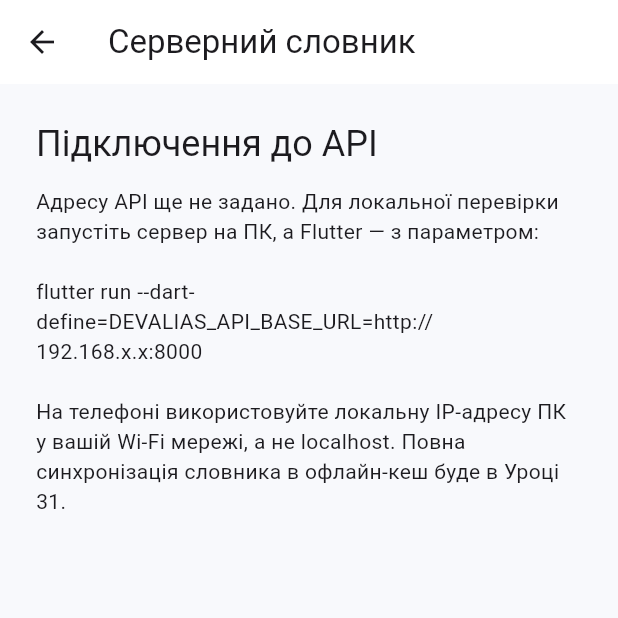
After one commit to Dimetrius-eng/DevAlias, a Flutter app: the screen it shows after launch, after a tap on "Серверний словник", on a phone screen of 412 x 824 dp, the top half of it. The commit adds this screen. Run offline on Flutter 3.47's test engine with Material 3 defaults, Android fonts, the phone set to English and light mode, and no system bars; our stand-ins replace audioplayers, sqflite; missing offline and left inert: dart:ffi; accounts and stored records are empty.

Commit message:
Connect Flutter to dictionary API

```diff
--- /dev/null
+++ b/lib/data/remote_dictionary_api.dart
@@ -0,0 +1,141 @@
+import 'dart:convert';
+
+import 'package:http/http.dart' as http;
+
+import '../domain/difficulty.dart';
+import '../domain/game_word.dart';
+import '../domain/word_category.dart';
+
+class RemoteCategory {
+  const RemoteCategory({
+    required this.slug,
+    required this.displayName,
+    required this.wordCount,
+  });
+
+  final String slug;
+  final String displayName;
+  final int wordCount;
+
+  factory RemoteCategory.fromJson(Map<String, Object?> json) {
+    final slug = json['slug'];
+    final displayName = json['display_name_uk'];
+    final wordCount = json['word_count'];
+    if (slug is! String || displayName is! String || wordCount is! int) {
+      throw const FormatException('API returned an invalid category.');
+    }
+    return RemoteCategory(
+      slug: slug,
+      displayName: displayName,
+      wordCount: wordCount,
+    );
+  }
+}
+
+class RemoteDictionaryException implements Exception {
+  const RemoteDictionaryException(this.message);
+
+  final String message;
+
+  @override
+  String toString() => message;
+}
+
+class RemoteDictionaryApi {
+  RemoteDictionaryApi({required this.baseUri, http.Client? client})
+    : _client = client ?? http.Client(),
+      _ownsClient = client == null;
+
+  final Uri baseUri;
+  final http.Client _client;
+  final bool _ownsClient;
+
+  static RemoteDictionaryApi? fromEnvironment({http.Client? client}) {
+    const value = String.fromEnvironment('DEVALIAS_API_BASE_URL');
+    final address = value.trim();
+    if (address.isEmpty) {
+      return null;
+    }
+    final uri = Uri.tryParse(address);
+    if (uri == null || !uri.hasScheme || uri.host.isEmpty) {
+      throw const FormatException('DEVALIAS_API_BASE_URL is not a valid URL.');
+    }
+    return RemoteDictionaryApi(baseUri: uri, client: client);
+  }
+
+  Future<List<RemoteCategory>> fetchCategories() async {
+    final response = await _client.get(_endpoint('categories'));
+    _ensureSuccess(response);
+    final decoded = jsonDecode(response.body);
+    if (decoded is! List) {
+      throw const FormatException('API returned an invalid categories list.');
+    }
+    return decoded
+        .map((item) => RemoteCategory.fromJson(_jsonObject(item)))
+        .toList(growable: false);
+  }
+
+  Future<GameWord> fetchRandomWord({
+    Difficulty? difficulty,
+    WordCategory? category,
+  }) async {
+    final queryParameters = <String, String>{
+      if (difficulty != null) 'difficulty': difficulty.name,
+      if (category != null) 'category': category.storageValue,
+    };
+    final response = await _client.get(
+      _endpoint('words/random', queryParameters: queryParameters),
+    );
+    _ensureSuccess(response);
+    final json = _jsonObject(jsonDecode(response.body));
+    final sourceId = json['source_id'];
+    final term = json['term'];
+    final apiDifficulty = json['difficulty'];
+    final categories = json['categories'];
+    if (sourceId is! String ||
+        term is! String ||
+        apiDifficulty is! String ||
+        categories is! List ||
+        categories.isEmpty ||
+        categories.first is! String) {
+      throw const FormatException('API returned an invalid word.');
+    }
+    return GameWord(
+      id: sourceId,
+      term: term,
+      difficulty: Difficulty.fromStorageValue(apiDifficulty),
+      category: WordCategory.fromStorageValue(categories.first as String),
+    );
+  }
+
+  void close() {
+    if (_ownsClient) {
+      _client.close();
+    }
+  }
+
+  Uri _endpoint(String path, {Map<String, String>? queryParameters}) {
+    final normalizedPath = baseUri.path.endsWith('/')
+        ? '${baseUri.path}$path'
+        : '${baseUri.path}/$path';
+    return baseUri.replace(
+      path: normalizedPath,
+      queryParameters: queryParameters,
+    );
+  }
+
+  void _ensureSuccess(http.Response response) {
+    if (response.statusCode < 200 || response.statusCode >= 300) {
+      throw RemoteDictionaryException(
+        'Server returned HTTP ${response.statusCode}.',
+      );
+    }
+  }
+
+  static Map<String, Object?> _jsonObject(Object? value) {
+    if (value is! Map) {
+      throw const FormatException('API returned an invalid JSON object.');
+    }
+    return Map<String, Object?>.from(value);
+  }
+}
--- a/lib/domain/word_category.dart
+++ b/lib/domain/word_category.dart
@@ -8,13 +8,17 @@ enum WordCategory {
 
   final String label;
 
+  String get storageValue => switch (this) {
+    WordCategory.generalIt => 'general_it',
+    WordCategory.programmingLanguages => 'programming_languages',
+    WordCategory.webDevelopment => 'web_development',
+    WordCategory.databases => 'databases',
+  };
+
   static WordCategory fromStorageValue(String value) {
-    return switch (value) {
-      'general_it' => WordCategory.generalIt,
-      'programming_languages' => WordCategory.programmingLanguages,
-      'web_development' => WordCategory.webDevelopment,
-      'databases' => WordCategory.databases,
-      _ => throw FormatException('Unknown word category: $value'),
-    };
+    return WordCategory.values.firstWhere(
+      (category) => category.storageValue == value,
+      orElse: () => throw FormatException('Unknown word category: $value'),
+    );
   }
 }
--- a/lib/main.dart
+++ b/lib/main.dart
@@ -8,6 +8,7 @@ import 'screens/game_setup_page.dart';
 import 'screens/how_to_play_page.dart';
 import 'screens/profile_page.dart';
 import 'screens/statistics_page.dart';
+import 'screens/server_dictionary_page.dart';
 import 'theme/app_theme.dart';
 
 void main() {
@@ -163,6 +164,13 @@ class _DevAliasHomePageState extends State<DevAliasHomePage> {
                   label: const Text('Статистика'),
                 ),
                 const SizedBox(height: 12),
+                OutlinedButton.icon(
+                  onPressed: () =>
+                      _openPage(context, const ServerDictionaryPage()),
+                  icon: const Icon(Icons.cloud_sync_rounded),
+                  label: const Text('Серверний словник'),
+                ),
+                const SizedBox(height: 12),
                 OutlinedButton(
                   onPressed: () => _openPage(context, const HowToPlayPage()),
                   child: const Text('Як грати'),
--- /dev/null
+++ b/lib/screens/server_dictionary_page.dart
@@ -0,0 +1,193 @@
+import 'package:flutter/material.dart';
+
+import '../data/remote_dictionary_api.dart';
+import '../domain/game_word.dart';
+
+class ServerDictionaryPage extends StatefulWidget {
+  const ServerDictionaryPage({super.key, this.api});
+
+  final RemoteDictionaryApi? api;
+
+  @override
+  State<ServerDictionaryPage> createState() => _ServerDictionaryPageState();
+}
+
+class _ServerDictionaryPageState extends State<ServerDictionaryPage> {
+  late final RemoteDictionaryApi? _api;
+  var _isLoading = false;
+  String? _error;
+  List<RemoteCategory>? _categories;
+  GameWord? _randomWord;
+
+  @override
+  void initState() {
+    super.initState();
+    try {
+      _api = widget.api ?? RemoteDictionaryApi.fromEnvironment();
+    } on FormatException catch (error) {
+      _api = null;
+      _error = error.message;
+    }
+  }
+
+  @override
+  void dispose() {
+    if (widget.api == null) {
+      _api?.close();
+    }
+    super.dispose();
+  }
+
+  Future<void> _loadCategories() async {
+    final api = _api;
+    if (api == null) {
+      return;
+    }
+    setState(() {
+      _isLoading = true;
+      _error = null;
+    });
+    try {
+      final categories = await api.fetchCategories();
+      if (mounted) {
+        setState(() => _categories = categories);
+      }
+    } on Object catch (error) {
+      if (mounted) {
+        setState(() => _error = 'Не вдалося отримати категорії: $error');
+      }
+    } finally {
+      if (mounted) {
+        setState(() => _isLoading = false);
+      }
+    }
+  }
+
+  Future<void> _loadRandomWord() async {
+    final api = _api;
+    if (api == null) {
+      return;
+    }
+    setState(() {
+      _isLoading = true;
+      _error = null;
+    });
+    try {
+      final word = await api.fetchRandomWord();
+      if (mounted) {
+        setState(() => _randomWord = word);
+      }
+    } on Object catch (error) {
+      if (mounted) {
+        setState(() => _error = 'Не вдалося отримати слово: $error');
+      }
+    } finally {
+      if (mounted) {
+        setState(() => _isLoading = false);
+      }
+    }
+  }
+
+  @override
+  Widget build(BuildContext context) {
+    final api = _api;
+    return Scaffold(
+      appBar: AppBar(title: const Text('Серверний словник')),
+      body: SafeArea(
+        child: ListView(
+          padding: const EdgeInsets.all(24),
+          children: [
+            Text(
+              'Підключення до API',
+              style: Theme.of(context).textTheme.headlineSmall,
+            ),
+            const SizedBox(height: 12),
+            if (api == null)
+              const _ApiSetupGuide()
+            else ...[
+              Text('Адреса: ${api.baseUri}'),
+              const SizedBox(height: 20),
+              OutlinedButton.icon(
+                onPressed: _isLoading ? null : _loadCategories,
+                icon: const Icon(Icons.category_rounded),
+                label: const Text('Отримати категорії'),
+              ),
+              const SizedBox(height: 12),
+              FilledButton.icon(
+                onPressed: _isLoading ? null : _loadRandomWord,
+                icon: const Icon(Icons.casino_rounded),
+                label: const Text('Отримати випадкове слово'),
+              ),
+              if (_isLoading) ...[
+                const SizedBox(height: 24),
+                const Center(child: CircularProgressIndicator()),
+              ],
+              if (_error != null) ...[
+                const SizedBox(height: 24),
+                Text(
+                  _error!,
+                  style: TextStyle(color: Theme.of(context).colorScheme.error),
+                ),
+              ],
+              if (_categories != null) ...[
+                const SizedBox(height: 28),
+                Text(
+                  'Категорії',
+                  style: Theme.of(context).textTheme.titleLarge,
+                ),
+                for (final category in _categories!)
+                  ListTile(
+                    contentPadding: EdgeInsets.zero,
+                    title: Text(category.displayName),
+                    trailing: Text('${category.wordCount} слів'),
+                  ),
+              ],
+              if (_randomWord != null) ...[
+                const SizedBox(height: 28),
+                Card(
+                  child: Padding(
+                    padding: const EdgeInsets.all(20),
+                    child: Column(
+                      children: [
+                        Text(
+                          'Випадкове слово',
+                          style: Theme.of(context).textTheme.labelLarge,
+                        ),
+                        const SizedBox(height: 12),
+                        Text(
+                          _randomWord!.term,
+                          style: Theme.of(context).textTheme.headlineSmall,
+                          textAlign: TextAlign.center,
+                        ),
+                        const SizedBox(height: 8),
+                        Text(
+                          '${_randomWord!.difficulty.label} • '
+                          '${_randomWord!.category.label}',
+                        ),
+                      ],
+                    ),
+                  ),
+                ),
+              ],
+            ],
+          ],
+        ),
+      ),
+    );
+  }
+}
+
+class _ApiSetupGuide extends StatelessWidget {
+  const _ApiSetupGuide();
+
+  @override
+  Widget build(BuildContext context) {
+    return const Text(
+      'Адресу API ще не задано. Для локальної перевірки запустіть сервер на ПК, '
+      'а Flutter — з параметром:\n\n'
+      'flutter run --dart-define=DEVALIAS_API_BASE_URL=http://192.168.x.x:8000\n\n'
+      'На телефоні використовуйте локальну IP-адресу ПК у вашій Wi-Fi мережі, '
+      'а не localhost. Повна синхронізація словника в офлайн-кеш буде в Уроці 31.',
+    );
+  }
+}
--- a/pubspec.yaml
+++ b/pubspec.yaml
@@ -38,6 +38,7 @@ dependencies:
   ffi: ^2.2.0
   sqflite: ^2.4.6
   path: ^1.9.1
+  http: ^1.5.0
 
 dev_dependencies:
   flutter_test:
```
Also changed, not shown: pubspec.lock, 4 other files.
